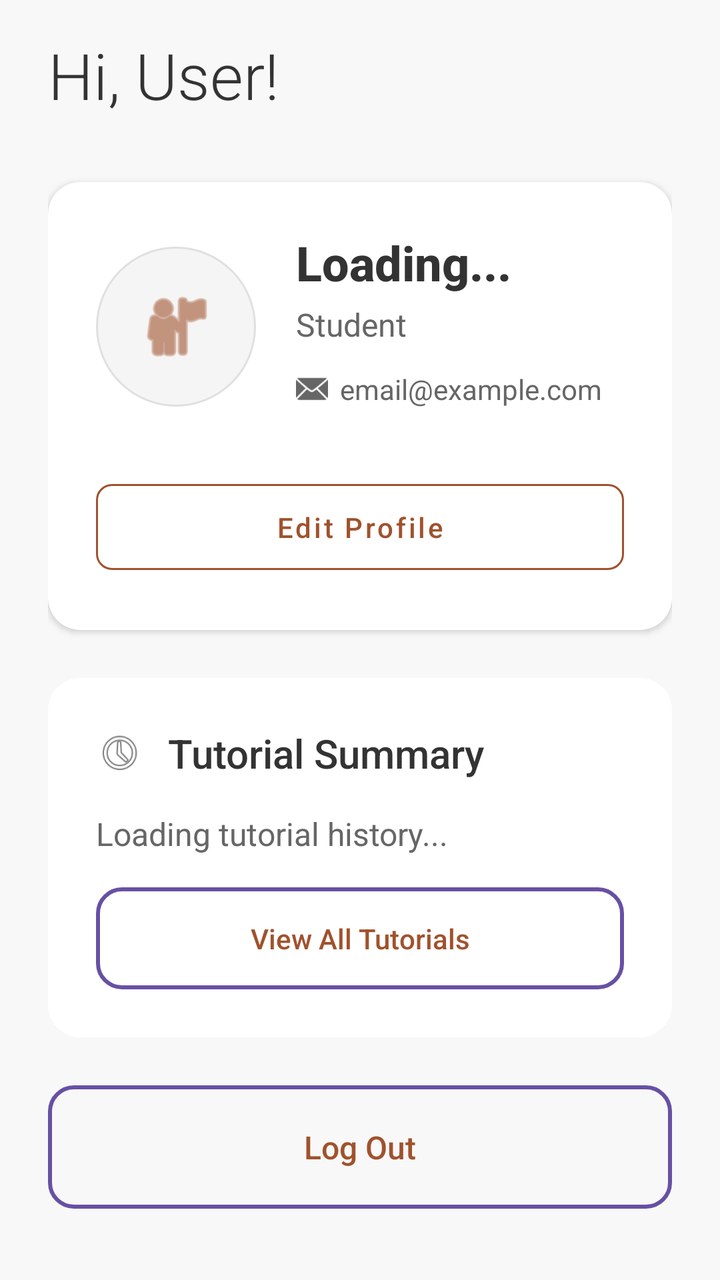
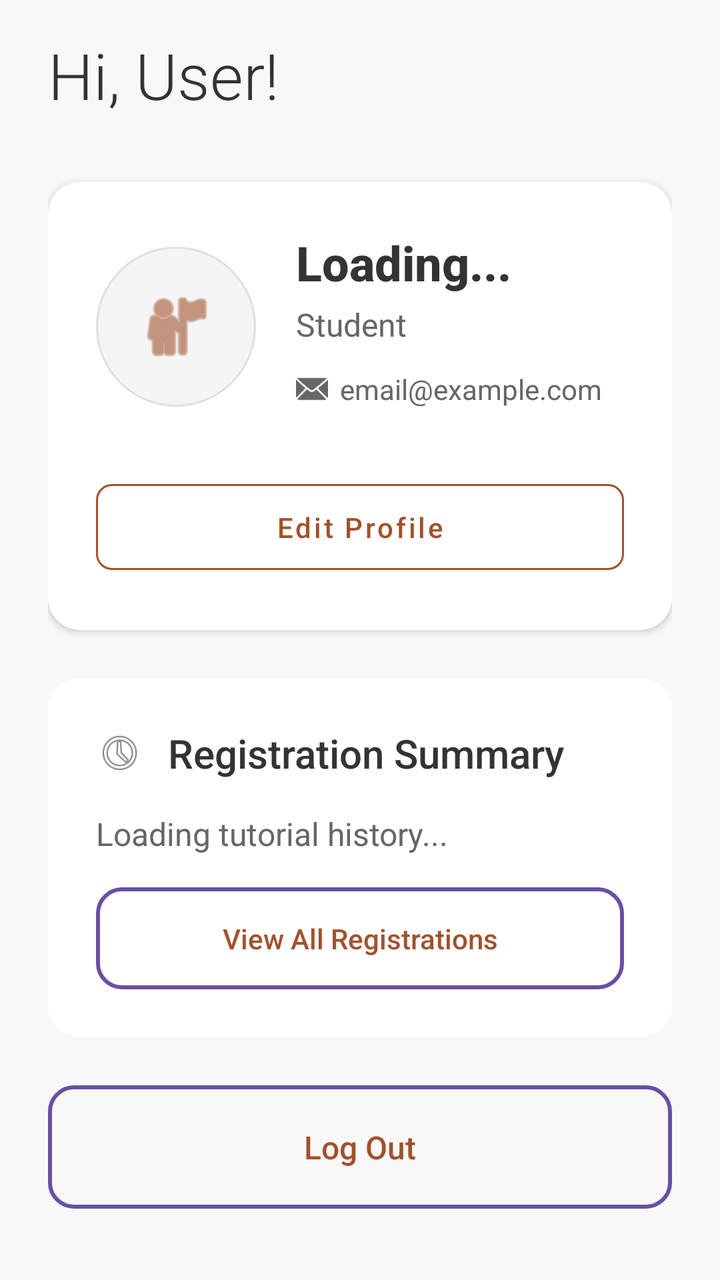

Before-and-after screenshots of an Android layout around one commit, followed by the original layout XML and the change that was made.
<!-- AndroidManifest.xml: application theme Theme.Csci3130Group1 -->
<!-- res/layout/fragment_profile.xml -->
<?xml version="1.0" encoding="utf-8"?>
<ScrollView xmlns:android="http://schemas.android.com/apk/res/android"
    android:layout_width="match_parent"
    android:layout_height="match_parent"
    android:background="#F8F8F8"
    android:fillViewport="true">

    <LinearLayout
        android:layout_width="match_parent"
        android:layout_height="wrap_content"
        android:orientation="vertical"
        android:paddingLeft="24dp"
        android:paddingRight="24dp"
        android:paddingTop="16dp"
        android:paddingBottom="32dp">

        
        <TextView
            android:id="@+id/profileGreeting"
            android:layout_width="wrap_content"
            android:layout_height="wrap_content"
            android:text="Hi, User!"
            android:textSize="32sp"
            android:fontFamily="sans-serif-light"
            android:textStyle="normal"
            android:textColor="#333333"
            android:layout_marginBottom="32dp"/>

        
        <androidx.cardview.widget.CardView
            android:layout_width="match_parent"
            android:layout_height="wrap_content"
            android:layout_marginBottom="24dp"
            xmlns:app="http://schemas.android.com/apk/res-auto"
            app:cardCornerRadius="16dp"
            app:cardElevation="2dp"
            app:cardBackgroundColor="#FFFFFF">

            <LinearLayout
                android:layout_width="match_parent"
                android:layout_height="wrap_content"
                android:orientation="vertical"
                android:padding="24dp">

                
                <LinearLayout
                    android:layout_width="match_parent"
                    android:layout_height="wrap_content"
                    android:orientation="horizontal"
                    android:gravity="center_vertical"
                    android:layout_marginBottom="24dp">

                    
                    <ImageView
                        android:id="@+id/profilePicture"
                        android:layout_width="80dp"
                        android:layout_height="80dp"
                        android:src="@android:drawable/ic_menu_myplaces"
                        app:tint="#A0522D"
                        android:background="@drawable/circle_background"
                        android:padding="20dp"
                        android:contentDescription="Profile Picture" />

                    
                    <LinearLayout
                        android:layout_width="0dp"
                        android:layout_height="wrap_content"
                        android:layout_weight="1"
                        android:orientation="vertical"
                        android:layout_marginStart="20dp">

                        
                        <TextView
                            android:id="@+id/profileName"
                            android:layout_width="wrap_content"
                            android:layout_height="wrap_content"
                            android:text="Loading..."
                            android:textSize="24sp"
                            android:textStyle="bold"
                            android:textColor="#333333"
                            android:fontFamily="sans-serif-medium" />

                        
                        <TextView
                            android:id="@+id/profileRole"
                            android:layout_width="wrap_content"
                            android:layout_height="wrap_content"
                            android:text="Student"
                            android:textSize="16sp"
                            android:textColor="#666666"
                            android:layout_marginTop="4dp" />

                        
                        <TextView
                            android:id="@+id/profileDegree"
                            android:layout_width="wrap_content"
                            android:layout_height="wrap_content"
                            android:text=""
                            android:textSize="16sp"
                            android:textColor="#666666"
                            android:layout_marginTop="4dp"
                            android:visibility="gone"/>

                        
                        <LinearLayout
                            android:layout_width="match_parent"
                            android:layout_height="wrap_content"
                            android:orientation="vertical"
                            android:layout_marginTop="12dp">

                            
                            <LinearLayout
                                android:layout_width="wrap_content"
                                android:layout_height="wrap_content"
                                android:orientation="horizontal"
                                android:gravity="center_vertical"
                                android:layout_marginBottom="8dp">

                                <ImageView
                                    android:layout_width="16dp"
                                    android:layout_height="16dp"
                                    android:src="@android:drawable/ic_dialog_email"
                                    app:tint="#666666" />

                                <TextView
                                    android:id="@+id/profileEmail"
                                    android:layout_width="wrap_content"
                                    android:layout_height="wrap_content"
                                    android:text="email@example.com"
                                    android:textSize="14sp"
                                    android:textColor="#666666"
                                    android:layout_marginStart="6dp" />
                            </LinearLayout>

                            
                            <LinearLayout
                                android:id="@+id/contactContainer"
                                android:layout_width="wrap_content"
                                android:layout_height="wrap_content"
                                android:orientation="horizontal"
                                android:gravity="center_vertical"
                                android:layout_marginBottom="8dp"
                                android:visibility="gone">

                                <ImageView
                                    android:layout_width="16dp"
                                    android:layout_height="16dp"
                                    android:src="@android:drawable/ic_menu_call"
                                    app:tint="#A0522D" />

                                <TextView
                                    android:id="@+id/profileContact"
                                    android:layout_width="wrap_content"
                                    android:layout_height="wrap_content"
                                    android:text=""
                                    android:textSize="14sp"
                                    android:textColor="#A0522D"
                                    android:layout_marginStart="6dp"
                                    android:fontFamily="sans-serif-medium" />
                            </LinearLayout>

                            
                            <LinearLayout
                                android:layout_width="wrap_content"
                                android:layout_height="wrap_content"
                                android:orientation="horizontal"
                                android:gravity="center_vertical"
                                android:visibility="gone">

                                <ImageView
                                    android:layout_width="16dp"
                                    android:layout_height="16dp"
                                    android:src="@android:drawable/btn_star_big_on"
                                    app:tint="#FFD700" />

                                <TextView
                                    android:id="@+id/profileRating"
                                    android:layout_width="wrap_content"
                                    android:layout_height="wrap_content"
                                    android:text=""
                                    android:textSize="14sp"
                                    android:textColor="#666666"
                                    android:layout_marginStart="6dp" />
                            </LinearLayout>
                        </LinearLayout>
                    </LinearLayout>
                </LinearLayout>

                
                <LinearLayout
                    android:id="@+id/descriptionSection"
                    android:layout_width="match_parent"
                    android:layout_height="wrap_content"
                    android:orientation="vertical"
                    android:visibility="gone">

                    <TextView
                        android:layout_width="wrap_content"
                        android:layout_height="wrap_content"
                        android:text="About"
                        android:textSize="14sp"
                        android:textColor="#888888"
                        android:fontFamily="sans-serif-medium"
                        android:textAllCaps="true"
                        android:letterSpacing="0.1"
                        android:layout_marginBottom="8dp"/>

                    <TextView
                        android:id="@+id/profileStudentDescription"
                        android:layout_width="match_parent"
                        android:layout_height="wrap_content"
                        android:text=""
                        android:textSize="16sp"
                        android:textColor="#333333"
                        android:fontFamily="sans-serif"
                        android:lineSpacingExtra="4dp"
                        android:layout_marginBottom="16dp"/>
                </LinearLayout>

                
                <Button
                    android:id="@+id/edit_profile_button"
                    style="@style/Widget.MaterialComponents.Button.OutlinedButton"
                    android:layout_width="match_parent"
                    android:layout_height="wrap_content"
                    android:text="Edit Profile"
                    android:textColor="#A0522D"
                    android:textSize="14sp"
                    android:textAllCaps="false"
                    android:fontFamily="sans-serif-medium"
                    app:strokeColor="#A0522D"
                    app:cornerRadius="8dp"
                    android:paddingVertical="12dp"/>
            </LinearLayout>
        </androidx.cardview.widget.CardView>

        
        <LinearLayout
            android:id="@+id/upcoming_tutorials_card"
            android:layout_width="match_parent"
            android:layout_height="wrap_content"
            android:layout_marginBottom="24dp"
            android:background="@drawable/card_background"
            android:orientation="vertical"
            android:padding="24dp"
            android:visibility="gone">

            
            <LinearLayout
                android:layout_width="match_parent"
                android:layout_height="wrap_content"
                android:orientation="horizontal"
                android:gravity="center_vertical"
                android:layout_marginBottom="16dp">

                <ImageView
                    android:layout_width="24dp"
                    android:layout_height="24dp"
                    android:src="@android:drawable/ic_menu_today"
                    android:contentDescription="Upcoming Tutorial Icon" />

                <TextView
                    android:layout_width="wrap_content"
                    android:layout_height="wrap_content"
                    android:text="Upcoming Tutorials"
                    android:textSize="20sp"
                    android:fontFamily="sans-serif-medium"
                    android:textColor="#333333"
                    android:layout_marginStart="12dp"/>
            </LinearLayout>

            
            <LinearLayout
                android:id="@+id/upcomingTutorialsList"
                android:layout_width="match_parent"
                android:layout_height="wrap_content"
                android:orientation="vertical">
                
                <TextView
                    android:layout_width="match_parent"
                    android:layout_height="wrap_content"
                    android:text="Loading upcoming tutorials..."
                    android:textSize="16sp"
                    android:textColor="#666666"/>
            </LinearLayout>
        </LinearLayout>

        
        <LinearLayout
            android:layout_width="match_parent"
            android:layout_height="wrap_content"
            android:layout_marginBottom="24dp"
            android:background="@drawable/card_background"
            android:orientation="vertical"
            android:padding="24dp">

            
            <LinearLayout
                android:layout_width="match_parent"
                android:layout_height="wrap_content"
                android:orientation="horizontal"
                android:gravity="center_vertical"
                android:layout_marginBottom="16dp">

                <ImageView
                    android:layout_width="24dp"
                    android:layout_height="24dp"
                    android:src="@android:drawable/ic_menu_recent_history"
                    android:contentDescription="Tutorial History Icon" />

                <TextView
                    android:layout_width="wrap_content"
                    android:layout_height="wrap_content"
                    android:text="Tutorial Summary"
                    android:textSize="20sp"
                    android:fontFamily="sans-serif-medium"
                    android:textColor="#333333"
                    android:layout_marginStart="12dp"/>
            </LinearLayout>

            
            <TextView
                android:id="@+id/tutorialStats"
                android:layout_width="match_parent"
                android:layout_height="wrap_content"
                android:text="Loading tutorial history..."
                android:textSize="16sp"
                android:textColor="#666666"
                android:lineSpacingExtra="4dp"
                android:layout_marginBottom="16dp"/>

            
            <Button
                android:id="@+id/view_tutorials_button"
                style="@android:style/Widget.Material.Button.Borderless"
                android:layout_width="match_parent"
                android:layout_height="wrap_content"
                android:text="View All Tutorials"
                android:textColor="#A0522D"
                android:padding="12dp"
                android:textSize="14sp"
                android:textAllCaps="false"
                android:fontFamily="sans-serif-medium"
                android:background="@drawable/outlined_button_background"/>
        </LinearLayout>

        
        <Button
            android:id="@+id/logout_button"
            style="@android:style/Widget.Material.Button.Borderless"
            android:layout_width="match_parent"
            android:layout_height="wrap_content"
            android:text="Log Out"
            android:textColor="#A0522D"
            android:padding="16dp"
            android:textSize="16sp"
            android:textAllCaps="false"
            android:fontFamily="sans-serif-medium"
            android:background="@drawable/outlined_button_background"/>
    </LinearLayout>
</ScrollView>
<!-- resources referenced by this layout -->
<resources>
  <!-- drawable card_background (drawable) -->
  <?xml version="1.0" encoding="utf-8"?>
  <shape xmlns:android="http://schemas.android.com/apk/res/android">
      <solid android:color="#FFFFFF" />
      <corners android:radius="16dp" />
      <stroke android:width="0dp" android:color="#FFFFFF" />
  </shape>
  <!-- drawable circle_background (drawable) -->
  <?xml version="1.0" encoding="utf-8"?>
  <shape xmlns:android="http://schemas.android.com/apk/res/android"
      android:shape="oval">
      <solid android:color="#F5F5F5" />
      <stroke
          android:width="1dp"
          android:color="#E0E0E0" />
  </shape>
  <!-- drawable outlined_button_background (drawable) -->
  <?xml version="1.0" encoding="utf-8"?>
  <shape xmlns:android="http://schemas.android.com/apk/res/android">
      <solid android:color="#00FFFFFF" />
      <corners android:radius="12dp" />
      <stroke android:width="2dp" android:color="#A0522D" />
  </shape>
  <style name="Theme.Csci3130Group1" parent="Base.Theme.Csci3130Group1" />
  <style name="Base.Theme.Csci3130Group1" parent="Theme.Material3.DayNight.NoActionBar">
          
          
      </style>
</resources>

<!-- the commit's change to res/layout/fragment_profile.xml (unified diff, before → after) -->
@@ -262,7 +262,7 @@
                 <TextView
                     android:layout_width="wrap_content"
                     android:layout_height="wrap_content"
-                    android:text="Upcoming Tutorials"
+                    android:text="Upcoming Registrations"
                     android:textSize="20sp"
                     android:fontFamily="sans-serif-medium"
                     android:textColor="#333333"
@@ -311,7 +311,7 @@
                 <TextView
                     android:layout_width="wrap_content"
                     android:layout_height="wrap_content"
-                    android:text="Tutorial Summary"
+                    android:text="Registration Summary"
                     android:textSize="20sp"
                     android:fontFamily="sans-serif-medium"
                     android:textColor="#333333"
@@ -335,7 +335,7 @@
                 style="@android:style/Widget.Material.Button.Borderless"
                 android:layout_width="match_parent"
                 android:layout_height="wrap_content"
-                android:text="View All Tutorials"
+                android:text="View All Registrations"
                 android:textColor="#A0522D"
                 android:padding="12dp"
                 android:textSize="14sp"
